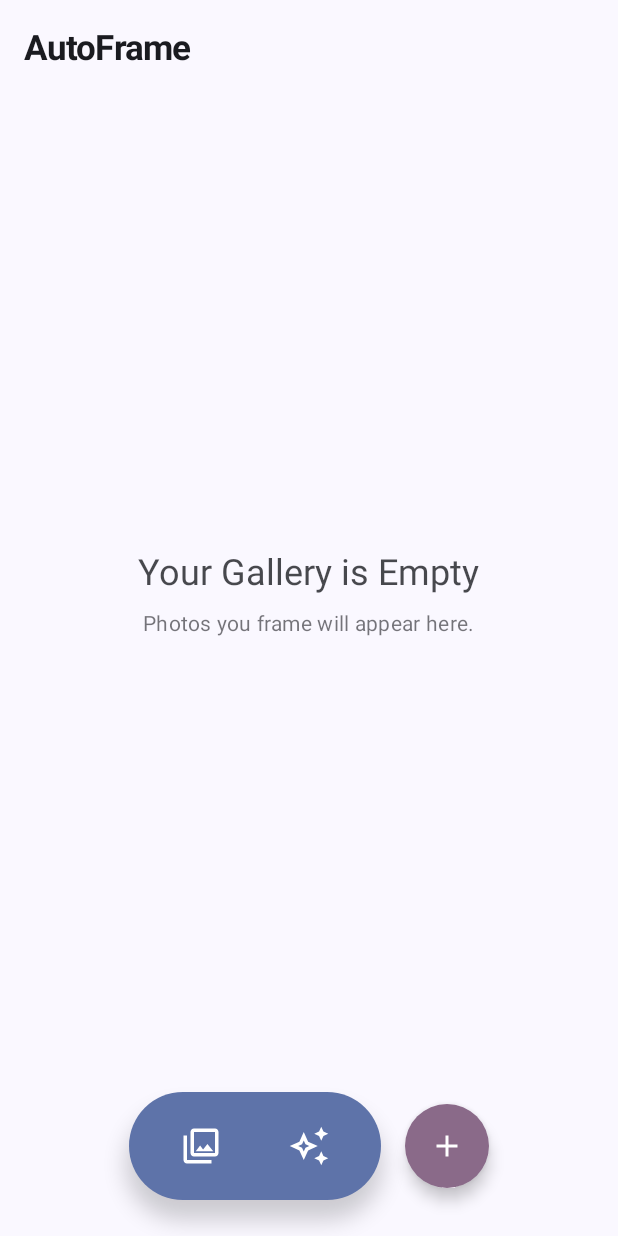
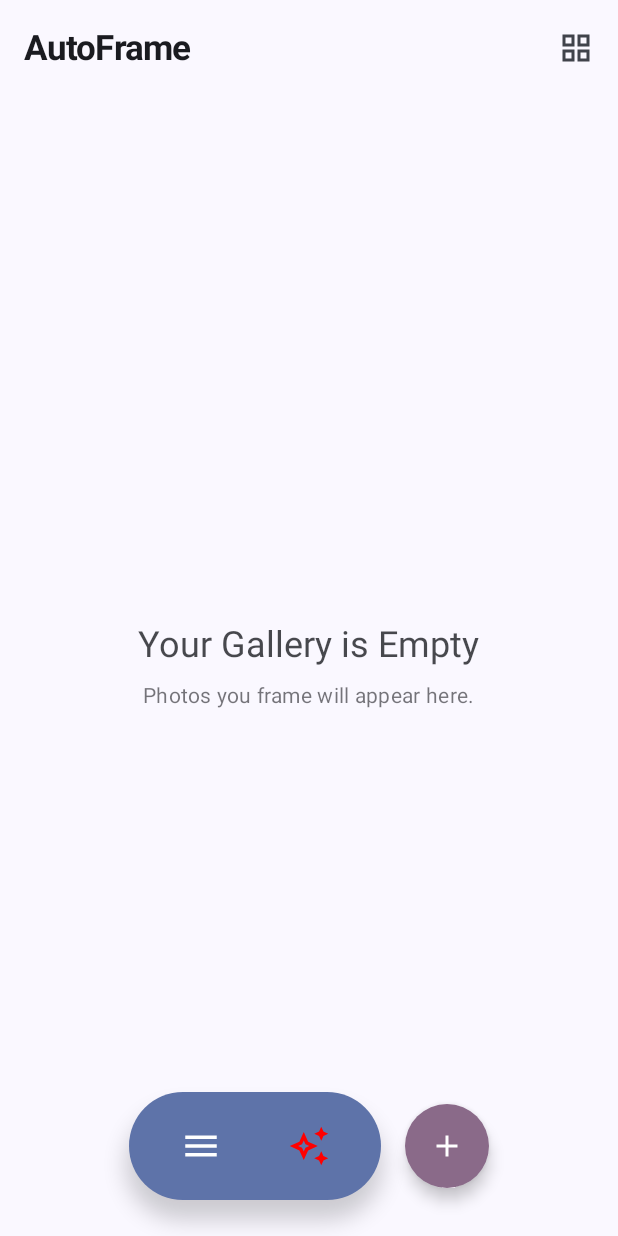
Before and after one commit to viditnakhawa/PhotoWatermarkCard, an Android app built with Jetpack Compose: the screen it shows after launch (MainActivity), on a phone screen of 412 x 824 dp. Run offline under Robolectric (Android 15) with nearby library versions, the light colour scheme and no system bars; pictures from the network do not load.

Commit message:
UI Improvements

```diff
--- a/app/src/main/java/com/viditnakhawa/photowatermarkcard/gallery/BottomBar.kt
+++ b/app/src/main/java/com/viditnakhawa/photowatermarkcard/gallery/BottomBar.kt
@@ -7,19 +7,24 @@ import androidx.compose.foundation.layout.size
 import androidx.compose.foundation.shape.RoundedCornerShape
 import androidx.compose.material.icons.Icons
 import androidx.compose.material.icons.outlined.AutoAwesome
-import androidx.compose.material.icons.outlined.PhotoLibrary
+import androidx.compose.material.icons.outlined.Menu
 import androidx.compose.material3.Icon
 import androidx.compose.material3.IconButton
 import androidx.compose.material3.MaterialTheme
 import androidx.compose.material3.Surface
 import androidx.compose.runtime.Composable
+import androidx.compose.runtime.MutableState
 import androidx.compose.ui.Alignment
 import androidx.compose.ui.Modifier
-import androidx.compose.ui.tooling.preview.Preview
+import androidx.compose.ui.graphics.Color
 import androidx.compose.ui.unit.dp
 
 @Composable
-fun BottomBar(onChooseTemplate: () -> Unit, onAutomation: () -> Unit) {
+fun BottomBar(
+    onChooseTemplate: () -> Unit,
+    onAutomation: () -> Unit,
+    isServiceRunning: MutableState<Boolean>
+) {
     Surface(
         shape = RoundedCornerShape(50),
         modifier = Modifier,
@@ -33,7 +38,7 @@ fun BottomBar(onChooseTemplate: () -> Unit, onAutomation: () -> Unit) {
         ) {
             IconButton(onClick = onChooseTemplate) {
                 Icon(
-                    imageVector = Icons.Outlined.PhotoLibrary,
+                    imageVector = Icons.Outlined.Menu,
                     contentDescription = "Choose Template",
                     modifier = Modifier.size(28.dp)
                 )
@@ -42,17 +47,10 @@ fun BottomBar(onChooseTemplate: () -> Unit, onAutomation: () -> Unit) {
                 Icon(
                     imageVector = Icons.Outlined.AutoAwesome,
                     contentDescription = "Automation",
-                    modifier = Modifier.size(28.dp)
+                    modifier = Modifier.size(28.dp),
+                    tint = if (isServiceRunning.value) Color(0xFF6ee7b7) else Color.Red
                 )
             }
         }
     }
 }
-
-@Preview
-@Composable
-fun PreviewBottomBar() {
-    MaterialTheme {
-        BottomBar({}, {})
-    }
-}
--- a/app/src/main/java/com/viditnakhawa/photowatermarkcard/gallery/GalleryScreen.kt
+++ b/app/src/main/java/com/viditnakhawa/photowatermarkcard/gallery/GalleryScreen.kt
@@ -1,11 +1,16 @@
 package com.viditnakhawa.photowatermarkcard.gallery
 
+import android.content.Context
 import android.net.Uri
+import android.widget.Toast
 import androidx.activity.compose.rememberLauncherForActivityResult
 import androidx.activity.result.contract.ActivityResultContracts
+import androidx.compose.animation.AnimatedVisibility
+import androidx.compose.animation.core.tween
+import androidx.compose.animation.slideInVertically
+import androidx.compose.animation.slideOutVertically
 import androidx.compose.foundation.ExperimentalFoundationApi
 import androidx.compose.foundation.clickable
-import androidx.compose.foundation.gestures.detectTransformGestures
 import androidx.compose.foundation.layout.Arrangement
 import androidx.compose.foundation.layout.Box
 import androidx.compose.foundation.layout.Column
@@ -20,13 +25,16 @@ import androidx.compose.foundation.layout.padding
 import androidx.compose.foundation.lazy.grid.GridCells
 import androidx.compose.foundation.lazy.grid.GridItemSpan
 import androidx.compose.foundation.lazy.grid.LazyVerticalGrid
-import androidx.compose.foundation.lazy.grid.items
+import androidx.compose.foundation.lazy.grid.rememberLazyGridState
 import androidx.compose.foundation.lazy.staggeredgrid.LazyVerticalStaggeredGrid
 import androidx.compose.foundation.lazy.staggeredgrid.StaggeredGridCells
 import androidx.compose.foundation.lazy.staggeredgrid.StaggeredGridItemSpan
+import androidx.compose.foundation.lazy.staggeredgrid.rememberLazyStaggeredGridState
 import androidx.compose.foundation.shape.RoundedCornerShape
 import androidx.compose.material.icons.Icons
 import androidx.compose.material.icons.outlined.Add
+import androidx.compose.material.icons.outlined.Grid3x3
+import androidx.compose.material.icons.outlined.Grid4x4
 import androidx.compose.material3.AlertDialog
 import androidx.compose.material3.ExperimentalMaterial3Api
 import androidx.compose.material3.FloatingActionButton
@@ -39,6 +47,7 @@ import androidx.compose.material3.TopAppBar
 import androidx.compose.runtime.Composable
 import androidx.compose.runtime.LaunchedEffect
 import androidx.compose.runtime.collectAsState
+import androidx.compose.runtime.derivedStateOf
 import androidx.compose.runtime.getValue
 import androidx.compose.runtime.mutableStateOf
 import androidx.compose.runtime.remember
@@ -50,6 +59,8 @@ import androidx.compose.ui.layout.ContentScale
 import androidx.compose.ui.platform.LocalContext
 import androidx.compose.ui.text.font.FontWeight
 import androidx.compose.ui.unit.dp
+import androidx.compose.material.icons.outlined.GridView
+import androidx.compose.material3.IconButton
 import androidx.lifecycle.viewmodel.compose.viewModel
 import coil.compose.AsyncImage
 import coil.request.ImageRequest
@@ -65,12 +76,46 @@ sealed class LayoutMode {
 fun GalleryScreen(onNavigateToAutomation: () -> Unit, onNavigateToTemplates: () -> Unit) {
     val viewModel: GalleryViewModel = viewModel()
     val timelineItems by viewModel.timelineItems.collectAsState()
-    var selectedImageUri by remember { mutableStateOf<android.net.Uri?>(null) }
+    var selectedImageUri by remember { mutableStateOf<Uri?>(null) }
     var showSaveWarningDialog by remember { mutableStateOf<Uri?>(null) }
+    val context = LocalContext.current
+    val prefs = remember { context.getSharedPreferences("AutoFramePrefs", Context.MODE_PRIVATE) }
+    val backgroundServiceRunning = remember { mutableStateOf(prefs.getBoolean("service_enabled", false)) }
 
-    // State to manage the current layout mode
     var layoutMode by remember { mutableStateOf<LayoutMode>(LayoutMode.Staggered) }
-    var zoomState by remember { mutableStateOf(1f) }
+    var bottomBarVisible by remember { mutableStateOf(true) }
+
+    val lazyGridState = rememberLazyGridState()
+    val lazyStaggeredGridState = rememberLazyStaggeredGridState()
+
+    val isScrollingDown = remember {
+        var previousOffset = 0
+        var previousIndex = 0
+        derivedStateOf {
+            val currentFirstVisibleIndex = when (layoutMode) {
+                is LayoutMode.Staggered -> lazyStaggeredGridState.firstVisibleItemIndex
+                is LayoutMode.Uniform -> lazyGridState.firstVisibleItemIndex
+            }
+            val currentFirstVisibleOffset = when (layoutMode) {
+                is LayoutMode.Staggered -> lazyStaggeredGridState.firstVisibleItemScrollOffset
+                is LayoutMode.Uniform -> lazyGridState.firstVisibleItemScrollOffset
+            }
+
+            val isScrollingDown = if (previousIndex == currentFirstVisibleIndex) {
+                currentFirstVisibleOffset > previousOffset
+            } else {
+                currentFirstVisibleIndex > previousIndex
+            }
+            previousOffset = currentFirstVisibleOffset
+            previousIndex = currentFirstVisibleIndex
+            isScrollingDown
+        }
+    }
+
+    LaunchedEffect(isScrollingDown.value) {
+        bottomBarVisible = !isScrollingDown.value
+    }
+
 
     val imagePickerLauncher = rememberLauncherForActivityResult(
         contract = ActivityResultContracts.GetContent()
@@ -93,60 +138,27 @@ fun GalleryScreen(onNavigateToAutomation: () -> Unit, onNavigateToTemplates: ()
                         fontSize = MaterialTheme.typography.titleLarge.fontSize * 1.05f
                     )
                 },
+                actions = {
+                    LayoutSwitcher(
+                        currentLayout = layoutMode,
+                        onLayoutChange = { newLayout -> layoutMode = newLayout }
+                    )
+                }
             )
         },
-        bottomBar = {
-            Box(
-                modifier = Modifier
-                    .fillMaxWidth()
-                    .padding(bottom = 24.dp),
-                contentAlignment = Alignment.Center
-            ) {
-                Row(
-                    horizontalArrangement = Arrangement.spacedBy(16.dp),
-                    verticalAlignment = Alignment.CenterVertically
-                ) {
-                    // Navigation Pill
-                    BottomBar(
-                        onChooseTemplate = onNavigateToTemplates,
-                        onAutomation = onNavigateToAutomation
-                    )
-                    // Add Button
-                    FloatingActionButton(
-                        onClick = { imagePickerLauncher.launch("image/*") },
-                        shape = RoundedCornerShape(28.dp), // Squircle shape
-                        containerColor = MaterialTheme.colorScheme.tertiaryContainer,
-                        contentColor = MaterialTheme.colorScheme.onTertiaryContainer
-                    ) {
-                        Icon(Icons.Outlined.Add, contentDescription = "Add Image")
-                    }
-                }
-            }
-        }
     ) { paddingValues ->
-        if (timelineItems.isEmpty()) {
-            EmptyGalleryView(modifier = Modifier.padding(paddingValues))
-        } else {
-            Box(
-                modifier = Modifier
-                    .padding(paddingValues)
-                    .fillMaxSize()
-                    .pointerInput(Unit) {
-                        detectTransformGestures { _, _, zoom, _ ->
-                            zoomState *= zoom
-                            if (zoomState > 1.5f || zoomState < 0.7f) {
-                                layoutMode = when (val currentMode = layoutMode) {
-                                    is LayoutMode.Staggered -> LayoutMode.Uniform(3)
-                                    is LayoutMode.Uniform -> if (currentMode.columns == 3) LayoutMode.Uniform(4) else LayoutMode.Staggered
-                                }
-                                zoomState = 1f
-                            }
-                        }
-                    }
-            ) {
+        Box(
+            modifier = Modifier
+                .padding(paddingValues)
+                .fillMaxSize()
+        ) {
+            if (timelineItems.isEmpty()) {
+                EmptyGalleryView(modifier = Modifier.fillMaxSize())
+            } else {
                 when (val mode = layoutMode) {
                     is LayoutMode.Staggered -> {
                         LazyVerticalStaggeredGrid(
+                            state = lazyStaggeredGridState,
                             columns = StaggeredGridCells.Adaptive(minSize = 150.dp),
                             modifier = Modifier.fillMaxSize(),
                             contentPadding = PaddingValues(8.dp),
@@ -157,10 +169,7 @@ fun GalleryScreen(onNavigateToAutomation: () -> Unit, onNavigateToTemplates: ()
                                 count = timelineItems.size,
                                 key = { timelineItems[it].hashCode() },
                                 span = { index ->
-                                    when (timelineItems[index]) {
-                                        is TimelineItem.HeaderItem -> StaggeredGridItemSpan.FullLine
-                                        is TimelineItem.ImageItem -> StaggeredGridItemSpan.SingleLane
-                                    }
+                                    if (timelineItems[index] is TimelineItem.HeaderItem) StaggeredGridItemSpan.FullLine else StaggeredGridItemSpan.SingleLane
                                 }
                             ) { index ->
                                 val item = timelineItems[index]
@@ -177,6 +186,7 @@ fun GalleryScreen(onNavigateToAutomation: () -> Unit, onNavigateToTemplates: ()
                     }
                     is LayoutMode.Uniform -> {
                         LazyVerticalGrid(
+                            state = lazyGridState,
                             columns = GridCells.Fixed(mode.columns),
                             modifier = Modifier.fillMaxSize(),
                             contentPadding = PaddingValues(8.dp),
@@ -187,10 +197,7 @@ fun GalleryScreen(onNavigateToAutomation: () -> Unit, onNavigateToTemplates: ()
                                 count = timelineItems.size,
                                 key = { timelineItems[it].hashCode() },
                                 span = { index ->
-                                    when (timelineItems[index]) {
-                                        is TimelineItem.HeaderItem -> GridItemSpan(mode.columns)
-                                        is TimelineItem.ImageItem -> GridItemSpan(1)
-                                    }
+                                    if (timelineItems[index] is TimelineItem.HeaderItem) GridItemSpan(mode.columns) else GridItemSpan(1)
                                 }
                             ) { index ->
                                 val item = timelineItems[index]
@@ -207,6 +214,37 @@ fun GalleryScreen(onNavigateToAutomation: () -> Unit, onNavigateToTemplates: ()
                     }
                 }
             }
+
+            AnimatedVisibility(
+                visible = bottomBarVisible,
+                enter = slideInVertically { it },
+                exit = slideOutVertically(
+                    animationSpec = tween(durationMillis = 150),
+                    targetOffsetY = { it }
+                ),
+                modifier = Modifier
+                    .align(Alignment.BottomCenter)
+                    .padding(bottom = 24.dp)
+            ) {
+                Row(
+                    horizontalArrangement = Arrangement.spacedBy(16.dp),
+                    verticalAlignment = Alignment.CenterVertically
+                ) {
+                    BottomBar(
+                        onChooseTemplate = onNavigateToTemplates,
+                        onAutomation = onNavigateToAutomation,
+                        isServiceRunning = backgroundServiceRunning
+                    )
+                    FloatingActionButton(
+                        onClick = { imagePickerLauncher.launch("image/*") },
+                        shape = RoundedCornerShape(28.dp),
+                        containerColor = MaterialTheme.colorScheme.tertiaryContainer,
+                        contentColor = MaterialTheme.colorScheme.onTertiaryContainer
+                    ) {
+                        Icon(Icons.Outlined.Add, contentDescription = "Add Image")
+                    }
+                }
+            }
         }
     }
 
@@ -214,7 +252,7 @@ fun GalleryScreen(onNavigateToAutomation: () -> Unit, onNavigateToTemplates: ()
         SaveWarningDialog(
             onConfirm = {
                 // TODO: Navigate to the framing/automation screen with the selected URI
-                showSaveWarningDialog = null
+                Toast.makeText(context, "Coming soon!", Toast.LENGTH_SHORT).show()
             },
             onDismiss = { showSaveWarningDialog = null }
         )
@@ -231,6 +269,35 @@ fun GalleryScreen(onNavigateToAutomation: () -> Unit, onNavigateToTemplates: ()
     )
 }
 
+@Composable
+private fun LayoutSwitcher(
+    currentLayout: LayoutMode,
+    onLayoutChange: (LayoutMode) -> Unit
+) {
+    val (nextLayout, icon, description) = when (currentLayout) {
+        is LayoutMode.Staggered -> {
+            // Currently Staggered, next is 3x3
+            Triple(LayoutMode.Uniform(3), Icons.Outlined.GridView, "Switch to 3x3 Grid")
+        }
+        is LayoutMode.Uniform -> when (currentLayout.columns) {
+            3 -> {
+                // Currently 3x3, next is 4x4
+                Triple(LayoutMode.Uniform(4), Icons.Outlined.Grid3x3, "Switch to 4x4 Grid")
+            }
+            else -> { // Assumes 4x4 or other uniform grids
+                // Currently 4x4, next is Staggered
+                Triple(LayoutMode.Staggered, Icons.Outlined.Grid4x4, "Switch to Staggered Grid")
+            }
+        }
+    }
+
+    IconButton(onClick = { onLayoutChange(nextLayout) }) {
+        Icon(
+            imageVector = icon,
+            contentDescription = description
+        )
+    }
+}
 
 @Composable
 fun SaveWarningDialog(onConfirm: () -> Unit, onDismiss: () -> Unit) {
```
Also changed, not shown: app/src/main/java/com/viditnakhawa/photowatermarkcard/gallery/FullScreenImageViewer.kt (+47 -5 lines).
